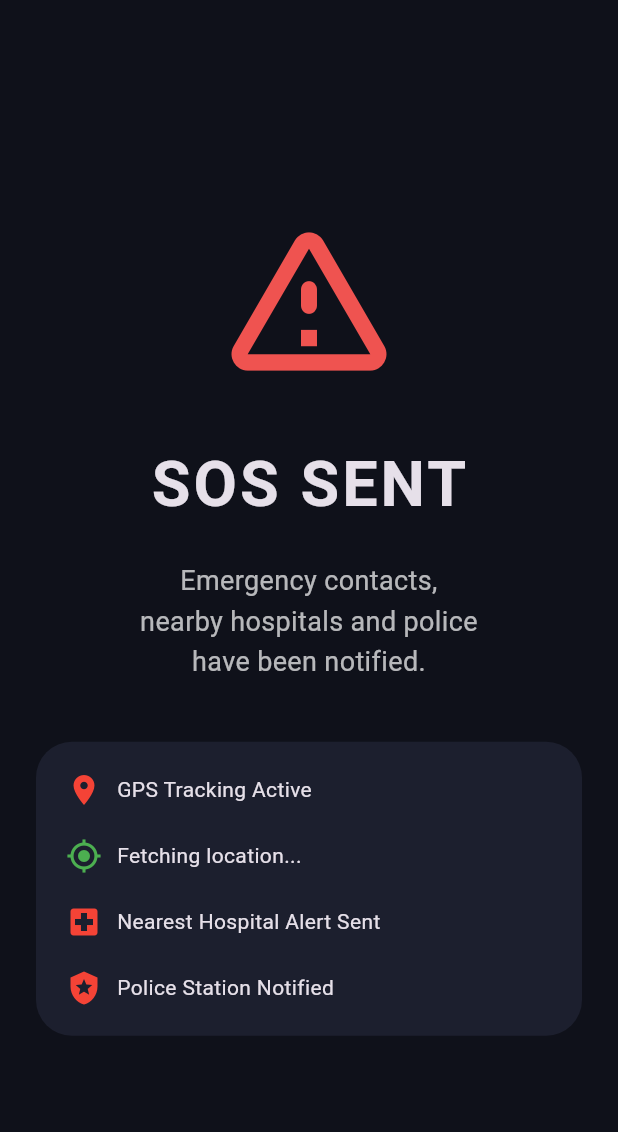
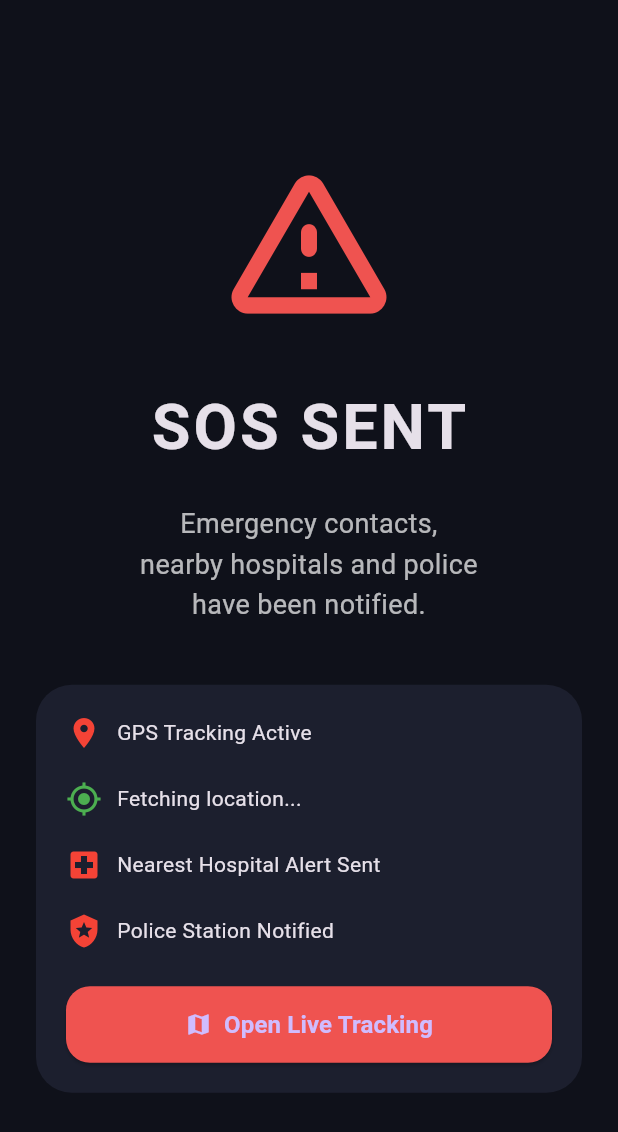
Before and after one commit to 0xamitkumar3/road-smart-sos, a Flutter app: the EmergencyScreen screen opened directly, on a phone screen of 412 x 824 dp. Shown: the top 1132 px of the screen. Run offline on Flutter 3.47's test engine with Material 3 defaults, Android fonts, the phone set to English and light mode, and no system bars; our stand-ins replace audioplayers, flutter_animate, flutter_map, flutter_tts, geolocator, latlong2 and 2 more.

Commit message:
Added Phase 5 live emergency tracking map system

```diff
--- a/lib/screens/sos/emergency_screen.dart
+++ b/lib/screens/sos/emergency_screen.dart
@@ -1,6 +1,7 @@
 import 'package:flutter/material.dart';
 import 'package:geolocator/geolocator.dart';
 
+import '../maps/live_tracking_screen.dart';
 import '../../services/gps_service/gps_service.dart';
 
 class EmergencyScreen extends StatefulWidget {
@@ -167,6 +168,66 @@ class _EmergencyScreenState
                         ),
                       ],
                     ),
+
+                    const SizedBox(height: 25),
+
+                    SizedBox(
+                      width: double.infinity,
+
+                      child: ElevatedButton.icon(
+                        style:
+                            ElevatedButton.styleFrom(
+                          backgroundColor:
+                              Colors.red.shade400,
+
+                          padding:
+                              const EdgeInsets.symmetric(
+                            vertical: 14,
+                          ),
+
+                          shape:
+                              RoundedRectangleBorder(
+                            borderRadius:
+                                BorderRadius.circular(
+                              16,
+                            ),
+                          ),
+                        ),
+
+                        onPressed: () {
+
+                          if (position != null) {
+
+                            Navigator.push(
+                              context,
+                              MaterialPageRoute(
+                                builder: (_) =>
+                                    LiveTrackingScreen(
+                                  latitude:
+                                      position!.latitude,
+
+                                  longitude:
+                                      position!.longitude,
+                                ),
+                              ),
+                            );
+                          }
+                        },
+
+                        icon: const Icon(
+                          Icons.map,
+                        ),
+
+                        label: const Text(
+                          "Open Live Tracking",
+                          style: TextStyle(
+                            fontSize: 16,
+                            fontWeight:
+                                FontWeight.bold,
+                          ),
+                        ),
+                      ),
+                    ),
                   ],
                 ),
               ),
--- a/pubspec.yaml
+++ b/pubspec.yaml
@@ -41,6 +41,9 @@ dependencies:
   percent_indicator: ^4.2.5
   sensors_plus: ^7.0.0
   geolocator: ^14.0.2
+  google_maps_flutter: ^2.17.0
+  flutter_map: ^8.3.0
+  latlong2: ^0.9.1
 
 dev_dependencies:
   flutter_test:
```
Also changed, not shown: lib/screens/maps/live_tracking_screen.dart (added, +152 -0 lines), pubspec.lock, 4 other files.
